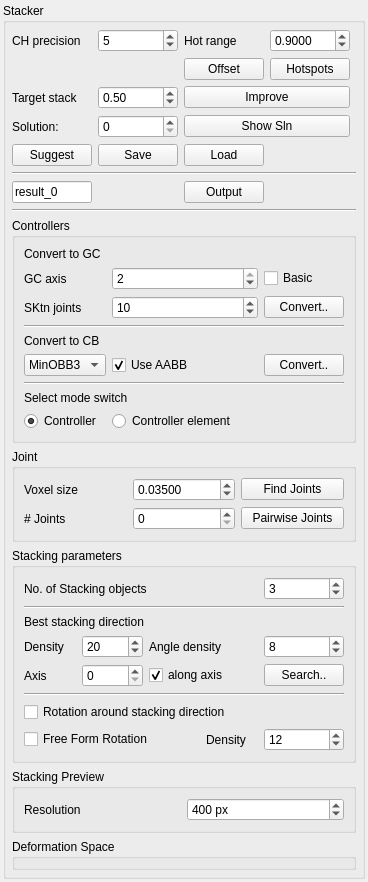
This is Stacker/StackerWidget.ui in HonghuaLi/stacker as Qt 5 draws it before an edit. The edited form follows.
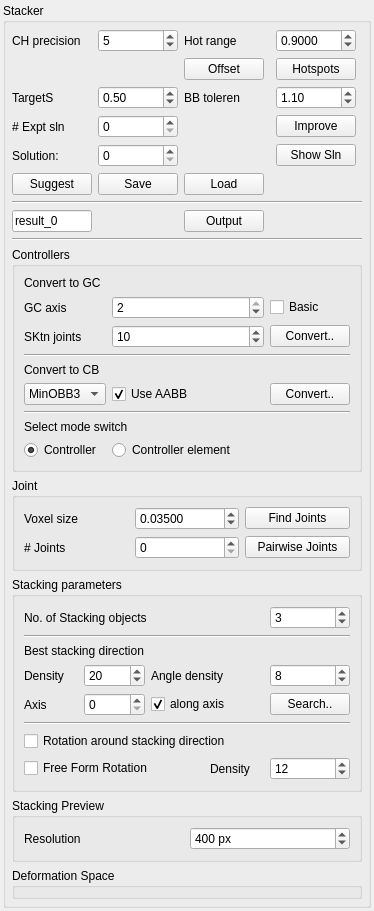
This is the edited form.

```diff
--- a/Stacker/StackerWidget.ui
+++ b/Stacker/StackerWidget.ui
@@ -7,7 +7,7 @@
     <x>0</x>
     <y>0</y>
     <width>272</width>
-    <height>800</height>
+    <height>826</height>
    </rect>
   </property>
   <property name="sizePolicy">
@@ -44,7 +44,7 @@
       <property name="spacing">
        <number>6</number>
       </property>
-      <item row="25" column="0" colspan="5">
+      <item row="30" column="0" colspan="6">
        <widget class="QGroupBox" name="previewBox">
         <property name="title">
          <string>Stacking Preview</string>
@@ -86,7 +86,7 @@
         </property>
        </widget>
       </item>
-      <item row="26" column="0" colspan="5">
+      <item row="31" column="0" colspan="6">
        <widget class="QGroupBox" name="controllerDeformerPanel">
         <property name="title">
          <string>Deformation Space</string>
@@ -96,62 +96,42 @@
         </property>
        </widget>
       </item>
-      <item row="6" column="1">
-       <widget class="QDoubleSpinBox" name="targetS">
-        <property name="maximum">
-         <double>1.000000000000000</double>
-        </property>
-        <property name="singleStep">
-         <double>0.100000000000000</double>
-        </property>
-        <property name="value">
-         <double>0.500000000000000</double>
-        </property>
-       </widget>
-      </item>
-      <item row="6" column="0">
-       <widget class="QLabel" name="targetStackLabel">
-        <property name="text">
-         <string>Target stack</string>
-        </property>
-       </widget>
-      </item>
-      <item row="15" column="0" colspan="5">
+      <item row="20" column="0" colspan="6">
        <widget class="Line" name="line_2">
         <property name="orientation">
          <enum>Qt::Horizontal</enum>
         </property>
        </widget>
       </item>
-      <item row="11" column="0" colspan="5">
+      <item row="16" column="0" colspan="6">
        <widget class="Line" name="line">
         <property name="orientation">
          <enum>Qt::Horizontal</enum>
         </property>
        </widget>
       </item>
-      <item row="14" column="0">
+      <item row="19" column="0">
        <widget class="QLineEdit" name="outputFileName">
         <property name="text">
          <string>result_0</string>
         </property>
        </widget>
       </item>
-      <item row="7" column="0">
+      <item row="12" column="0">
        <widget class="QLabel" name="label_5">
         <property name="text">
          <string>Solution:</string>
         </property>
        </widget>
       </item>
-      <item row="7" column="1">
-       <widget class="QSpinBox" name="hsID">
+      <item row="12" column="1">
+       <widget class="QSpinBox" name="solutionID">
         <property name="maximum">
          <number>10000</number>
         </property>
        </widget>
       </item>
-      <item row="19" column="0" colspan="5">
+      <item row="24" column="0" colspan="6">
        <widget class="QGroupBox" name="controllersPanel">
         <property name="title">
          <string>Controllers</string>
@@ -299,7 +279,7 @@
         </layout>
        </widget>
       </item>
-      <item row="20" column="0" colspan="5">
+      <item row="25" column="0" colspan="6">
        <widget class="QGroupBox" name="groupBox_2">
         <property name="title">
          <string>Joint</string>
@@ -358,7 +338,7 @@
         </layout>
        </widget>
       </item>
-      <item row="21" column="0" colspan="5">
+      <item row="26" column="0" colspan="6">
        <widget class="QGroupBox" name="groupBox_3">
         <property name="title">
          <string>Stacking parameters</string>
@@ -504,14 +484,7 @@
         </layout>
        </widget>
       </item>
-      <item row="2" column="1">
-       <widget class="QSpinBox" name="chPrecision">
-        <property name="value">
-         <number>5</number>
-        </property>
-       </widget>
-      </item>
-      <item row="2" column="3">
+      <item row="2" column="4">
        <widget class="QDoubleSpinBox" name="hotRange">
         <property name="prefix">
          <string/>
@@ -530,14 +503,7 @@
         </property>
        </widget>
       </item>
-      <item row="2" column="2">
-       <widget class="QLabel" name="label_2">
-        <property name="text">
-         <string>Hot range</string>
-        </property>
-       </widget>
-      </item>
-      <item row="5" column="3">
+      <item row="5" column="4">
        <widget class="QPushButton" name="hotspotsButton">
         <property name="text">
          <string>Hotspots</string>
@@ -551,48 +517,122 @@
         </property>
        </widget>
       </item>
-      <item row="6" column="2" colspan="2">
-       <widget class="QPushButton" name="improveButton">
-        <property name="text">
-         <string>Improve</string>
-        </property>
-       </widget>
-      </item>
-      <item row="7" column="2" colspan="2">
-       <widget class="QPushButton" name="solutionButton">
+      <item row="12" column="4">
+       <widget class="QPushButton" name="showSolutionButton">
         <property name="text">
          <string>Show Sln</string>
         </property>
        </widget>
       </item>
-      <item row="14" column="2">
+      <item row="19" column="2">
        <widget class="QPushButton" name="outputButton">
         <property name="text">
          <string>Output</string>
         </property>
        </widget>
       </item>
-      <item row="8" column="1">
+      <item row="13" column="1">
        <widget class="QPushButton" name="saveSuggestionsButton">
         <property name="text">
          <string>Save</string>
         </property>
        </widget>
       </item>
-      <item row="8" column="0">
+      <item row="13" column="0">
        <widget class="QPushButton" name="suggestButton">
         <property name="text">
          <string>Suggest</string>
         </property>
        </widget>
       </item>
-      <item row="8" column="2">
+      <item row="13" column="2">
        <widget class="QPushButton" name="loadSuggestionsButton">
         <property name="text">
          <string>Load</string>
         </property>
        </widget>
       </item>
+      <item row="2" column="2">
+       <widget class="QLabel" name="label_2">
+        <property name="text">
+         <string>Hot range</string>
+        </property>
+       </widget>
+      </item>
+      <item row="2" column="1">
+       <widget class="QSpinBox" name="chPrecision">
+        <property name="value">
+         <number>5</number>
+        </property>
+       </widget>
+      </item>
+      <item row="11" column="4">
+       <widget class="QPushButton" name="improveButton">
+        <property name="text">
+         <string>Improve</string>
+        </property>
+       </widget>
+      </item>
+      <item row="7" column="0">
+       <widget class="QLabel" name="targetStackLabel">
+        <property name="text">
+         <string>TargetS</string>
+        </property>
+       </widget>
+      </item>
+      <item row="7" column="4">
+       <widget class="QDoubleSpinBox" name="BBTolerance">
+        <property name="minimum">
+         <double>0.200000000000000</double>
+        </property>
+        <property name="maximum">
+         <double>2.000000000000000</double>
+        </property>
+        <property name="singleStep">
+         <double>0.100000000000000</double>
+        </property>
+        <property name="value">
+         <double>1.100000000000000</double>
+        </property>
+       </widget>
+      </item>
+      <item row="7" column="2">
+       <widget class="QLabel" name="label_16">
+        <property name="text">
+         <string>BB toleren</string>
+        </property>
+       </widget>
+      </item>
+      <item row="7" column="1">
+       <widget class="QDoubleSpinBox" name="targetS">
+        <property name="maximum">
+         <double>1.000000000000000</double>
+        </property>
+        <property name="singleStep">
+         <double>0.100000000000000</double>
+        </property>
+        <property name="value">
+         <double>0.500000000000000</double>
+        </property>
+       </widget>
+      </item>
+      <item row="11" column="0">
+       <widget class="QLabel" name="label_17">
+        <property name="text">
+         <string># Expt sln</string>
+        </property>
+       </widget>
+      </item>
+      <item row="11" column="1">
+       <widget class="QSpinBox" name="numExpectedSolutions"/>
+      </item>
+      <item row="12" column="2">
+       <widget class="QLabel" name="totalNumSln">
+        <property name="text">
+         <string/>
+        </property>
+       </widget>
+      </item>
      </layout>
     </widget>
    </item>
```
